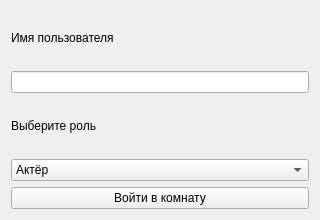
First picture: the form in Client/LoginWindow.ui, repository van06-0419/onlineImprovTheatre, before the edit.
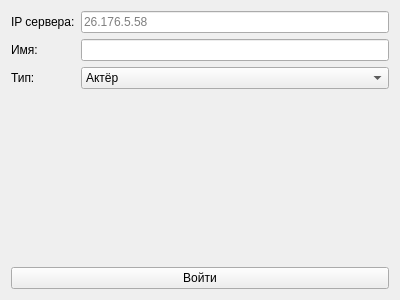
Second picture: the form after the edit.

Commit message: Ввод IP Сервера

Diff of the .ui file:
```diff
--- a/Client/LoginWindow.ui
+++ b/Client/LoginWindow.ui
@@ -6,8 +6,8 @@
    <rect>
     <x>0</x>
     <y>0</y>
-    <width>320</width>
-    <height>220</height>
+    <width>400</width>
+    <height>300</height>
    </rect>
   </property>
   <property name="windowTitle">
@@ -15,23 +15,39 @@
   </property>
   <layout class="QVBoxLayout" name="verticalLayout">
    <item>
+    <layout class="QFormLayout" name="formLayout">
+     <item row="0" column="0">
     <widget class="QLabel" name="label">
      <property name="text">
-      <string>Имя пользователя</string>
+        <string>IP сервера:</string>
      </property>
     </widget>
    </item>
-   <item>
-    <widget class="QLineEdit" name="editName"/>
-   </item>
-   <item>
+     <item row="0" column="1">
+      <widget class="QLineEdit" name="editIP">
+       <property name="placeholderText">
+        <string>26.176.5.58</string>
+       </property>
+      </widget>
+     </item>
+     <item row="1" column="0">
     <widget class="QLabel" name="label_2">
      <property name="text">
-      <string>Выберите роль</string>
+        <string>Имя:</string>
      </property>
     </widget>
    </item>
-   <item>
+     <item row="1" column="1">
+      <widget class="QLineEdit" name="editName"/>
+     </item>
+     <item row="2" column="0">
+      <widget class="QLabel" name="label_3">
+       <property name="text">
+        <string>Тип:</string>
+       </property>
+      </widget>
+     </item>
+     <item row="2" column="1">
     <widget class="QComboBox" name="cboxType">
      <item>
       <property name="text">
@@ -45,10 +61,12 @@
      </item>
     </widget>
    </item>
+    </layout>
+   </item>
    <item>
     <widget class="QPushButton" name="btnLogin">
      <property name="text">
-      <string>Войти в комнату</string>
+      <string>Войти</string>
      </property>
     </widget>
    </item>
```
Left out of the diff: 2 changed lines with no effect on the pictures. Lines whose indentation alone changed are shown as unchanged. The commit also changes 4 other files.
